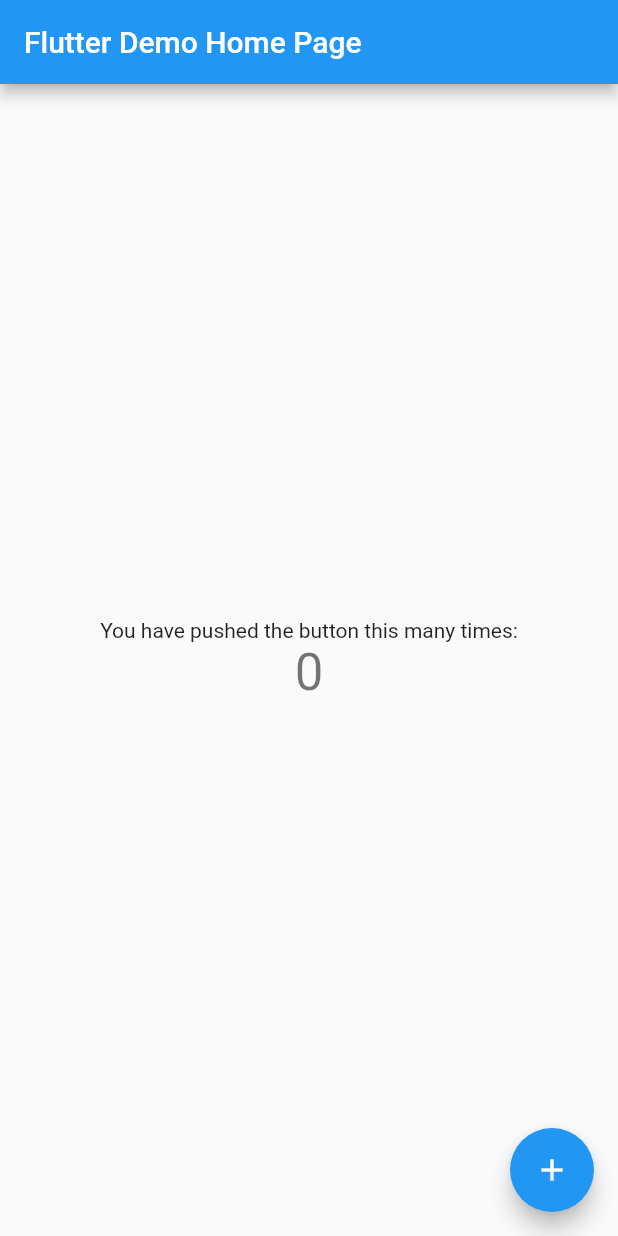
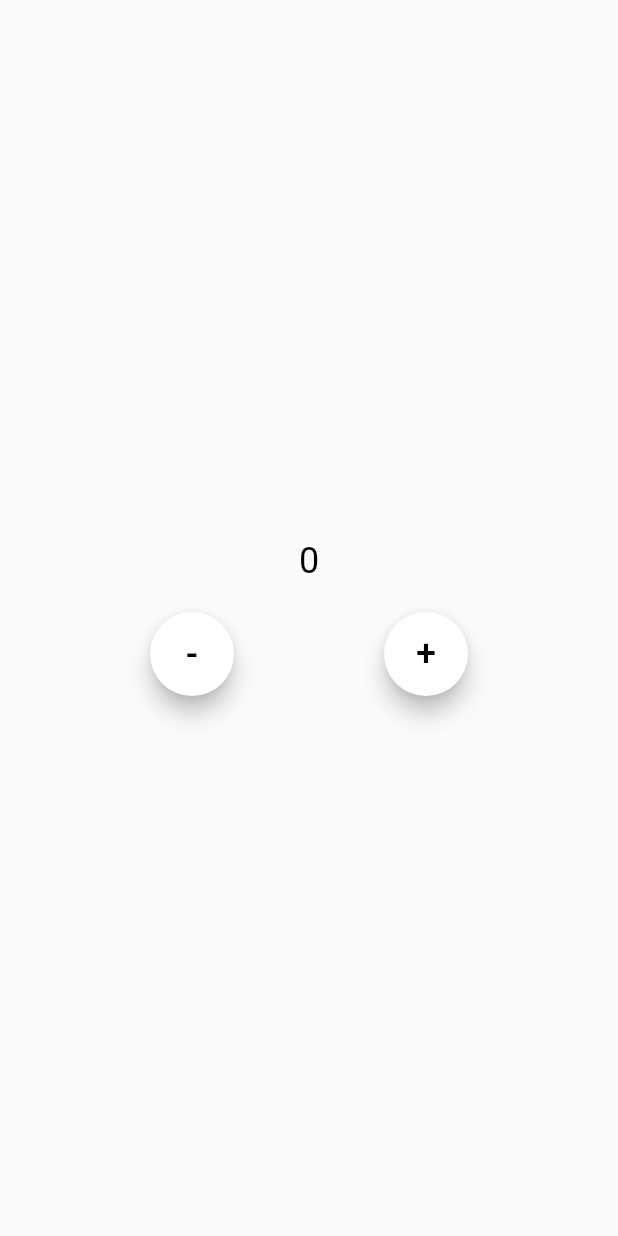
Before and after one commit to eRuaro/easy-state-management-cubits, a Flutter app: the screen it shows after launch, on a phone screen of 412 x 824 dp. Run offline on Flutter 3.47's test engine with Material 2 defaults, Android fonts, the phone set to English and light mode, and no system bars.

Commit message:
finished setting up initial app

```diff
--- a/lib/main.dart
+++ b/lib/main.dart
@@ -1,3 +1,4 @@
+import 'package:cubit_state_management/screens/operations_screen.dart';
 import 'package:flutter/material.dart';
 
 void main() {
@@ -13,53 +14,7 @@
       theme: ThemeData(
         primarySwatch: Colors.blue,
       ),
-      home: MyHomePage(title: 'Flutter Demo Home Page'),
+      home: OperationsScreen(),
     );
   }
 }
-
-class MyHomePage extends StatefulWidget {
-  MyHomePage({Key? key, required this.title}) : super(key: key);
-  final String title;
-
-  @override
-  _MyHomePageState createState() => _MyHomePageState();
-}
-
-class _MyHomePageState extends State<MyHomePage> {
-  int _counter = 0;
-
-  void _incrementCounter() {
-    setState(() {
-      _counter++;
-    });
-  }
-
-  @override
-  Widget build(BuildContext context) {
-    return Scaffold(
-      appBar: AppBar(
-        title: Text(widget.title),
-      ),
-      body: Center(
-        child: Column(
-          mainAxisAlignment: MainAxisAlignment.center,
-          children: <Widget>[
-            Text(
-              'You have pushed the button this many times:',
-            ),
-            Text(
-              '$_counter',
-              style: Theme.of(context).textTheme.headline4,
-            ),
-          ],
-        ),
-      ),
-      floatingActionButton: FloatingActionButton(
-        onPressed: _incrementCounter,
-        tooltip: 'Increment',
-        child: Icon(Icons.add),
-      ),
-    );
-  }
-}
--- /dev/null
+++ b/lib/screens/operations_screen.dart
@@ -0,0 +1,72 @@
+import 'package:flutter/material.dart';
+
+class OperationsScreen extends StatefulWidget {
+  @override
+  State<OperationsScreen> createState() => _OperationsScreenState();
+}
+
+class _OperationsScreenState extends State<OperationsScreen> {
+  int _counter = 0;
+
+  void _increment() {
+    setState(() {
+      _counter++;
+    });
+  }
+
+  void _decrement() {
+    setState(() {
+      _counter--;
+    });
+  }
+
+
+  @override
+  Widget build(BuildContext context) {
+    return Scaffold(
+      body: Column(
+        mainAxisAlignment: MainAxisAlignment.center,
+        crossAxisAlignment: CrossAxisAlignment.center,
+        children: [
+          Text(
+            _counter.toString(),
+            style: TextStyle(
+              fontSize: 24,
+              color: Colors.black,
+            ),
+          ),
+          SizedBox(
+            height: 20,
+          ),
+          Row(
+            mainAxisAlignment: MainAxisAlignment.spaceEvenly,
+            children: [
+              FloatingActionButton(
+                backgroundColor: Colors.white,
+                onPressed: _decrement,
+                child: Text(
+                  "-",
+                  style: TextStyle(
+                    fontSize: 24,
+                    color: Colors.black,
+                  ),
+                ),
+              ),
+              FloatingActionButton(
+                backgroundColor: Colors.white,
+                onPressed: _increment,
+                child: Text(
+                  "+",
+                  style: TextStyle(
+                    fontSize: 24,
+                    color: Colors.black,
+                  ),
+                ),
+              ),
+            ],
+          ),
+        ],
+      ),
+    );
+  }
+}
```
